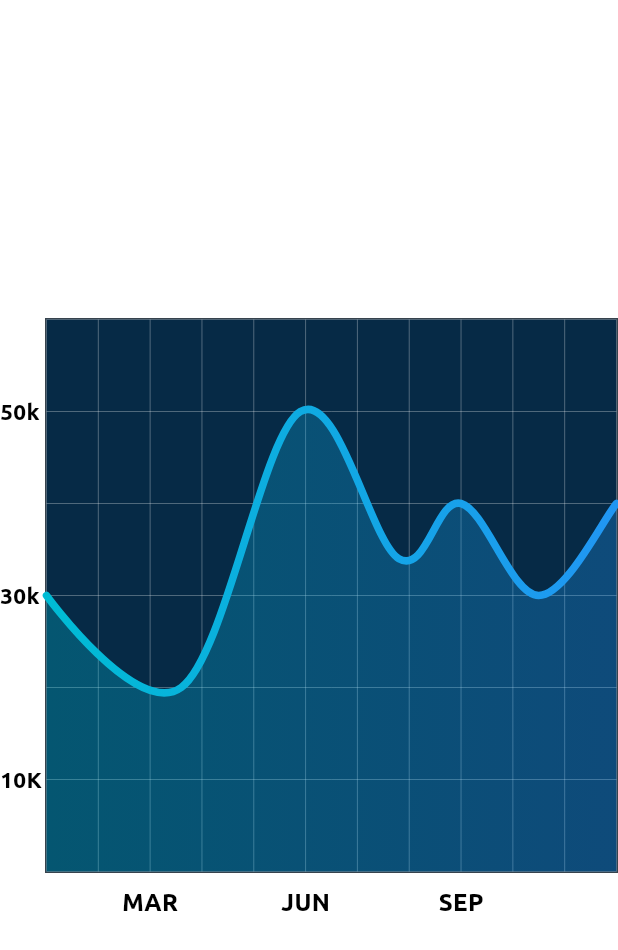
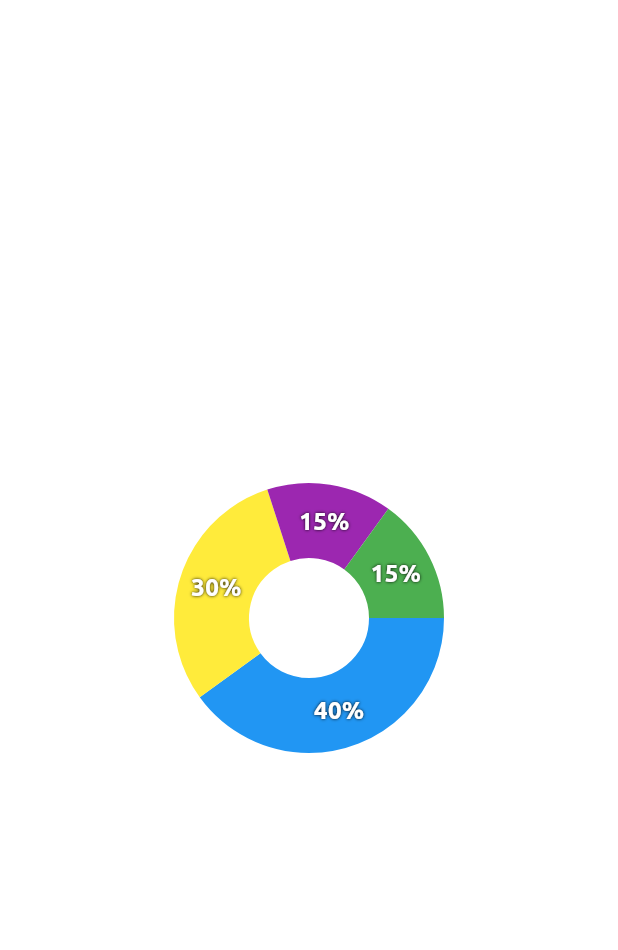
Before and after one commit to top2429/Finance-App, a Flutter app: the screen it shows after launch, on a phone screen of 412 x 824 dp. Shown: the top 950 px of the screen. Run offline on Flutter 3.47's test engine with Material 2 defaults, Android fonts, the phone set to English and light mode, and no system bars; drawn by our look-alikes of fl_chart; our stand-ins replace buttons_tabbar, flutter_otp_text_field, flutter_svg, google_fonts; missing offline and left inert: pin_plus_keyboard; project files that could hold a hidden picture were left out.

Commit message:
implemented the pieChart in the mockTest

```diff
--- a/lib/main.dart
+++ b/lib/main.dart
@@ -1,5 +1,6 @@
 import 'package:flutter/material.dart';
-import 'package:tai/mockTesting/analyticsTesting.dart';
+import 'package:tai/mockTesting/lineChart.dart';
+import 'package:tai/mockTesting/pieChart.dart';
 
 import 'package:tai/utils/custom_theme.dart';
 
@@ -20,7 +21,7 @@
       themeMode: ThemeMode.light,
             debugShowCheckedModeBanner: false,
 
-      home: AnalyticsTest(),
+      home: PieChartTest(),
     );
   }
 }
--- /dev/null
+++ b/lib/mockTesting/pieChart.dart
@@ -0,0 +1,111 @@
+import 'package:fl_chart/fl_chart.dart';
+import 'package:flutter/material.dart';
+
+class PieChartTest extends StatefulWidget {
+  const PieChartTest({super.key});
+
+  @override
+  State<PieChartTest> createState() => _PieChartTestState();
+}
+
+class _PieChartTestState extends State<PieChartTest> {
+  int touchedIndex = -1;
+  @override
+  Widget build(BuildContext context) {
+    return Scaffold(
+      body: Center(
+        child: PieChart(
+          PieChartData(
+            pieTouchData: PieTouchData(
+              touchCallback: (FlTouchEvent event, pieTouchResponse) {
+                setState(() {
+                  if (!event.isInterestedForInteractions ||
+                      pieTouchResponse == null ||
+                      pieTouchResponse.touchedSection == null) {
+                    touchedIndex = -1;
+                    return;
+                  }
+                  touchedIndex =
+                      pieTouchResponse.touchedSection!.touchedSectionIndex;
+                });
+              },
+            ),
+            borderData: FlBorderData(
+              show: false,
+            ),
+            sectionsSpace: 0,
+            centerSpaceRadius: 40,
+            sections: showingSections()
+          ),
+          // swapAnimationDuration: const Duration(milliseconds: 150), // Optional
+          // swapAnimationCurve: Curves.linear, // Optional
+        ),
+      ),
+    );
+  }
+
+  List<PieChartSectionData> showingSections() {
+    return List.generate(4, (i) {
+      final isTouched = i == touchedIndex;
+      final fontSize = isTouched ? 25.0 : 16.0;
+      final radius = isTouched ? 60.0 : 50.0;
+      const shadows = [Shadow(color: Colors.black, blurRadius: 2)];
+      switch (i) {
+        case 0:
+          return PieChartSectionData(
+            color: Colors.blue,
+            value: 40,
+            title: '40%',
+            radius: radius,
+            titleStyle: TextStyle(
+              fontSize: fontSize,
+              fontWeight: FontWeight.bold,
+              color: Colors.white,
+              shadows: shadows,
+            ),
+          );
+        case 1:
+          return PieChartSectionData(
+            color: Colors.yellow,
+            value: 30,
+            title: '30%',
+            radius: radius,
+            titleStyle: TextStyle(
+              fontSize: fontSize,
+              fontWeight: FontWeight.bold,
+              color: Colors.white,
+              shadows: shadows,
+            ),
+          );
+        case 2:
+          return PieChartSectionData(
+            color: Colors.purple,
+            value: 15,
+            title: '15%',
+            radius: radius,
+            titleStyle: TextStyle(
+              fontSize: fontSize,
+              fontWeight: FontWeight.bold,
+              color: Colors.white,
+              shadows: shadows,
+            ),
+          );
+        case 3:
+          return PieChartSectionData(
+            color: Colors.green,
+            value: 15,
+            title: '15%',
+            radius: radius,
+            titleStyle: TextStyle(
+              fontSize: fontSize,
+              fontWeight: FontWeight.bold,
+              color: Colors.white,
+              shadows: shadows,
+            ),
+          );
+        default:
+          throw Error();
+      }
+    });
+  }
+}
```
Also changed, not shown: lib/mockTesting/lineChart.dart (renamed from lib/mockTesting/analyticsTesting.dart, +6 -10 lines).
